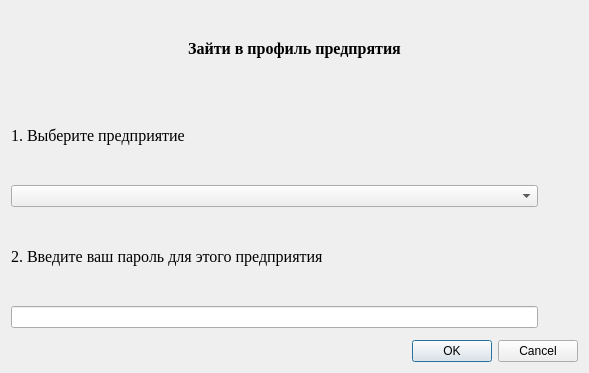
Before: the Qt Designer form SalaryCount/SalaryCount/companyOpenDialog.ui in artemkurylev/mdkp, drawn with Qt 5.
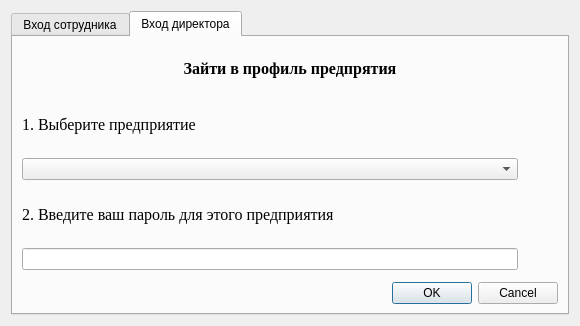
After: the same form once the commit is applied. The open tabs and pages were chosen to show the change.

Commit message: Начата работа над формой входа сотрудника

Diff of the .ui file:
```diff
--- a/SalaryCount/SalaryCount/companyOpenDialog.ui
+++ b/SalaryCount/SalaryCount/companyOpenDialog.ui
@@ -6,14 +6,24 @@
    <rect>
     <x>0</x>
     <y>0</y>
-    <width>589</width>
-    <height>373</height>
+    <width>580</width>
+    <height>326</height>
    </rect>
   </property>
   <property name="windowTitle">
    <string>Создание предприятия</string>
   </property>
-  <layout class="QHBoxLayout" name="horizontalLayout_4">
+  <layout class="QHBoxLayout" name="horizontalLayout_7">
+   <item>
+    <widget class="QTabWidget" name="tabWidget">
+     <property name="currentIndex">
+      <number>0</number>
+     </property>
+     <widget class="QWidget" name="tab">
+      <attribute name="title">
+       <string>Вход сотрудника</string>
+      </attribute>
+      <layout class="QHBoxLayout" name="horizontalLayout">
    <item>
     <layout class="QVBoxLayout" name="verticalLayout_2">
      <property name="spacing">
@@ -30,7 +40,7 @@
         </font>
        </property>
        <property name="text">
-        <string>Зайти в профиль предпрятия</string>
+            <string>Зайти в профиль сотрудника</string>
        </property>
        <property name="alignment">
         <set>Qt::AlignCenter</set>
@@ -46,7 +56,7 @@
         </font>
        </property>
        <property name="text">
-        <string>1. Выберите предприятие</string>
+            <string>1. Выберите свое предприятие</string>
        </property>
        <property name="alignment">
         <set>Qt::AlignLeading|Qt::AlignLeft|Qt::AlignVCenter</set>
@@ -99,7 +109,7 @@
         </font>
        </property>
        <property name="text">
-        <string>2. Введите ваш пароль для этого предприятия</string>
+            <string>3. Введите ваш пароль</string>
        </property>
        <property name="alignment">
         <set>Qt::AlignLeading|Qt::AlignLeft|Qt::AlignVCenter</set>
@@ -157,6 +167,161 @@
       </widget>
      </item>
     </layout>
+       </item>
+      </layout>
+     </widget>
+     <widget class="QWidget" name="tab_2">
+      <attribute name="title">
+       <string>Вход директора</string>
+      </attribute>
+      <layout class="QHBoxLayout" name="horizontalLayout_6">
+       <item>
+        <layout class="QVBoxLayout" name="verticalLayout_4">
+         <property name="spacing">
+          <number>12</number>
+         </property>
+         <item>
+          <widget class="QLabel" name="label_4">
+           <property name="font">
+            <font>
+             <family>Times New Roman</family>
+             <pointsize>12</pointsize>
+             <weight>75</weight>
+             <bold>true</bold>
+            </font>
+           </property>
+           <property name="text">
+            <string>Зайти в профиль предпрятия</string>
+           </property>
+           <property name="alignment">
+            <set>Qt::AlignCenter</set>
+           </property>
+          </widget>
+         </item>
+         <item>
+          <widget class="QLabel" name="label_5">
+           <property name="font">
+            <font>
+             <family>Times New Roman</family>
+             <pointsize>12</pointsize>
+            </font>
+           </property>
+           <property name="text">
+            <string>1. Выберите предприятие</string>
+           </property>
+           <property name="alignment">
+            <set>Qt::AlignLeading|Qt::AlignLeft|Qt::AlignVCenter</set>
+           </property>
+          </widget>
+         </item>
+         <item>
+          <layout class="QHBoxLayout" name="horizontalLayout_4">
+           <item>
+            <layout class="QVBoxLayout" name="verticalLayout_5">
+             <property name="spacing">
+              <number>0</number>
+             </property>
+             <item>
+              <widget class="QComboBox" name="CompanyCombo_2">
+               <property name="sizePolicy">
+                <sizepolicy hsizetype="Expanding" vsizetype="Fixed">
+                 <horstretch>0</horstretch>
+                 <verstretch>0</verstretch>
+                </sizepolicy>
+               </property>
+              </widget>
+             </item>
+            </layout>
+           </item>
+           <item>
+            <spacer name="horizontalSpacer_3">
+             <property name="orientation">
+              <enum>Qt::Horizontal</enum>
+             </property>
+             <property name="sizeType">
+              <enum>QSizePolicy::Preferred</enum>
+             </property>
+             <property name="sizeHint" stdset="0">
+              <size>
+               <width>40</width>
+               <height>20</height>
+              </size>
+             </property>
+            </spacer>
+           </item>
+          </layout>
+         </item>
+         <item>
+          <widget class="QLabel" name="label_6">
+           <property name="font">
+            <font>
+             <family>Times New Roman</family>
+             <pointsize>12</pointsize>
+            </font>
+           </property>
+           <property name="text">
+            <string>2. Введите ваш пароль для этого предприятия</string>
+           </property>
+           <property name="alignment">
+            <set>Qt::AlignLeading|Qt::AlignLeft|Qt::AlignVCenter</set>
+           </property>
+          </widget>
+         </item>
+         <item>
+          <layout class="QHBoxLayout" name="horizontalLayout_5">
+           <item>
+            <layout class="QVBoxLayout" name="verticalLayout_6">
+             <property name="spacing">
+              <number>0</number>
+             </property>
+             <item>
+              <widget class="QLineEdit" name="lineEdit_2">
+               <property name="sizePolicy">
+                <sizepolicy hsizetype="Expanding" vsizetype="Fixed">
+                 <horstretch>0</horstretch>
+                 <verstretch>0</verstretch>
+                </sizepolicy>
+               </property>
+               <property name="echoMode">
+                <enum>QLineEdit::Password</enum>
+               </property>
+              </widget>
+             </item>
+            </layout>
+           </item>
+           <item>
+            <spacer name="horizontalSpacer_4">
+             <property name="orientation">
+              <enum>Qt::Horizontal</enum>
+             </property>
+             <property name="sizeType">
+              <enum>QSizePolicy::Preferred</enum>
+             </property>
+             <property name="sizeHint" stdset="0">
+              <size>
+               <width>40</width>
+               <height>20</height>
+              </size>
+             </property>
+            </spacer>
+           </item>
+          </layout>
+         </item>
+         <item>
+          <widget class="QDialogButtonBox" name="buttonBox_2">
+           <property name="orientation">
+            <enum>Qt::Horizontal</enum>
+           </property>
+           <property name="standardButtons">
+            <set>QDialogButtonBox::Cancel|QDialogButtonBox::Ok</set>
+           </property>
+          </widget>
+         </item>
+        </layout>
+       </item>
+      </layout>
+     </widget>
+    </widget>
    </item>
   </layout>
  </widget>
```
Left out of the diff: 55 changed lines with no effect on the pictures. Lines whose indentation alone changed are shown as unchanged.
